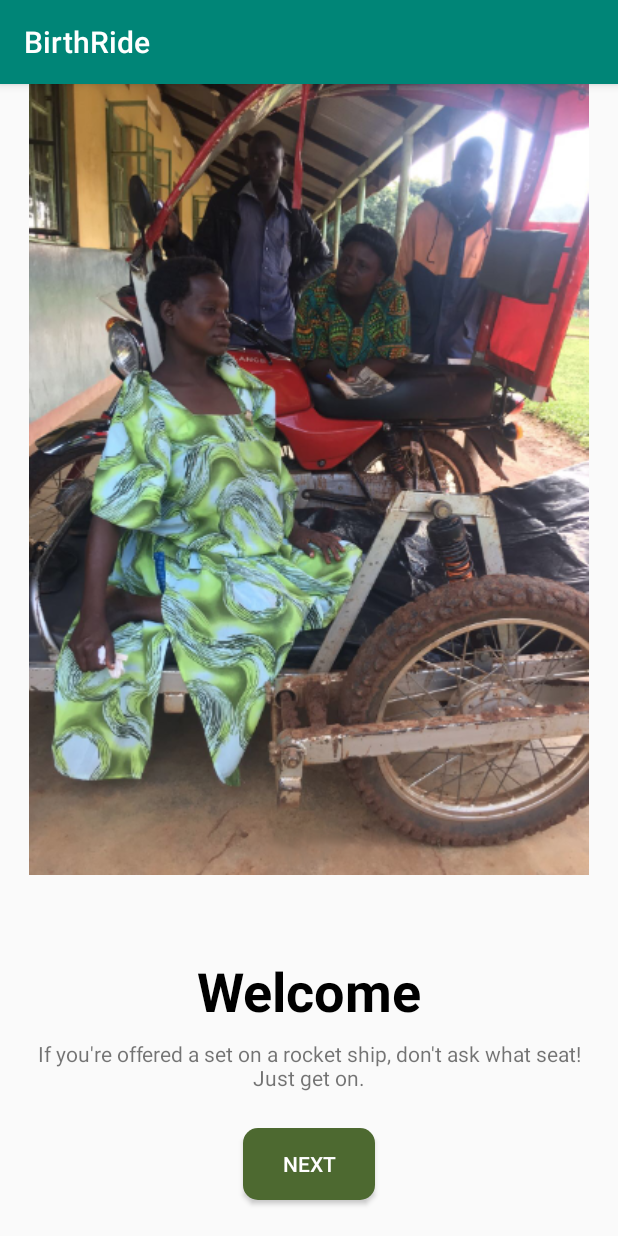
After one commit to labs11-uberambulance/labs11-uberAmbulanceAndroid, an Android app: the WelcomeActivity screen opened directly, with no data from a screen before it, on a phone screen of 412 x 824 dp. The commit adds this screen. Run offline under Robolectric (Android 15) with nearby library versions, the light colour scheme and no system bars.

Commit message:
Add Welcome activity with layout.

```diff
--- a/app/build.gradle
+++ b/app/build.gradle
@@ -24,7 +24,7 @@ android {
 
 dependencies {
     implementation fileTree(dir: 'libs', include: ['*.jar'])
-    implementation"org.jetbrains.kotlin:kotlin-stdlib-jdk7:$kotlin_version"
+    implementation "org.jetbrains.kotlin:kotlin-stdlib-jdk7:$kotlin_version"
     implementation 'com.android.support:appcompat-v7:28.0.0'
     implementation 'com.android.support:support-v4:28.0.0'
     implementation 'com.android.support:design:28.0.0'
--- a/app/src/main/AndroidManifest.xml
+++ b/app/src/main/AndroidManifest.xml
@@ -9,14 +9,15 @@
         android:roundIcon="@mipmap/ic_launcher_round"
         android:supportsRtl="true"
         android:theme="@style/AppTheme">
+        <activity android:name=".WelcomeActivity"></activity>
         <activity
             android:name=".MainActivity"
             android:label="@string/app_name"
             android:theme="@style/AppTheme.NoActionBar">
             <intent-filter>
-                <action android:name="android.intent.action.MAIN"/>
+                <action android:name="android.intent.action.MAIN" />
 
-                <category android:name="android.intent.category.LAUNCHER"/>
+                <category android:name="android.intent.category.LAUNCHER" />
             </intent-filter>
         </activity>
     </application>
--- /dev/null
+++ b/app/src/main/java/com/jbseppanen/birthride/WelcomeActivity.kt
@@ -0,0 +1,12 @@
+package com.jbseppanen.birthride
+
+import android.support.v7.app.AppCompatActivity
+import android.os.Bundle
+
+class WelcomeActivity : AppCompatActivity() {
+
+    override fun onCreate(savedInstanceState: Bundle?) {
+        super.onCreate(savedInstanceState)
+        setContentView(R.layout.activity_welcome)
+    }
+}
--- /dev/null
+++ b/app/src/main/res/drawable/button_background.xml
@@ -0,0 +1,7 @@
+<?xml version="1.0" encoding="utf-8"?>
+<shape xmlns:android="http://schemas.android.com/apk/res/android"
+    android:padding="10dp"
+    android:shape="rectangle">
+    <solid android:color="#4d6930" />
+    <corners android:radius="10dp" />
+</shape>
--- /dev/null
+++ b/app/src/main/res/layout/activity_welcome.xml
@@ -0,0 +1,57 @@
+<?xml version="1.0" encoding="utf-8"?>
+<android.support.constraint.ConstraintLayout xmlns:android="http://schemas.android.com/apk/res/android"
+    xmlns:app="http://schemas.android.com/apk/res-auto"
+    xmlns:tools="http://schemas.android.com/tools"
+    android:layout_width="match_parent"
+    android:layout_height="match_parent"
+    tools:context=".WelcomeActivity">
+
+    <ImageView
+        android:layout_width="match_parent"
+        android:layout_height="wrap_content"
+        android:src="@drawable/welcome"
+        app:layout_constraintTop_toTopOf="parent" />
+
+    <TextView
+        android:id="@+id/textView2"
+        android:layout_width="wrap_content"
+        android:layout_height="wrap_content"
+        android:layout_marginBottom="8dp"
+        android:text="Welcome"
+        android:textColor="@android:color/black"
+        android:textSize="36sp"
+        android:textStyle="bold"
+        app:layout_constraintBottom_toTopOf="@+id/textView3"
+        app:layout_constraintEnd_toEndOf="parent"
+        app:layout_constraintHorizontal_bias="0.5"
+        app:layout_constraintStart_toStartOf="parent" />
+
+    <TextView
+        android:id="@+id/textView3"
+        android:layout_width="match_parent"
+        android:layout_height="wrap_content"
+        android:layout_marginStart="24dp"
+        android:layout_marginEnd="24dp"
+        android:layout_marginBottom="24dp"
+        android:text="If you're offered a set on a rocket ship, don't ask what seat! Just get on."
+        android:textAlignment="center"
+        app:layout_constraintBottom_toTopOf="@+id/button"
+        app:layout_constraintEnd_toEndOf="parent"
+        app:layout_constraintHorizontal_bias="0.5"
+        app:layout_constraintStart_toStartOf="parent"
+        app:layout_goneMarginBottom="16dp" />
+
+    <Button
+        android:id="@+id/button"
+        android:layout_width="wrap_content"
+        android:layout_height="wrap_content"
+        android:layout_marginBottom="24dp"
+        android:background="@drawable/button_background"
+        android:text="NEXT"
+        android:textColor="@android:color/white"
+        app:layout_constraintBottom_toBottomOf="parent"
+        app:layout_constraintEnd_toEndOf="parent"
+        app:layout_constraintHorizontal_bias="0.5"
+        app:layout_constraintStart_toStartOf="parent" />
+
+</android.support.constraint.ConstraintLayout>
--- a/app/src/main/res/layout/content_main.xml
+++ b/app/src/main/res/layout/content_main.xml
@@ -1,21 +1,30 @@
 <?xml version="1.0" encoding="utf-8"?>
-<android.support.constraint.ConstraintLayout
-        xmlns:android="http://schemas.android.com/apk/res/android"
+<android.support.constraint.ConstraintLayout xmlns:android="http://schemas.android.com/apk/res/android"
+    xmlns:app="http://schemas.android.com/apk/res-auto"
     xmlns:tools="http://schemas.android.com/tools"
-        xmlns:app="http://schemas.android.com/apk/res-auto"
     android:layout_width="match_parent"
     android:layout_height="match_parent"
     app:layout_behavior="@string/appbar_scrolling_view_behavior"
-        tools:showIn="@layout/app_bar_main"
-        tools:context=".MainActivity">
+    tools:context=".MainActivity"
+    tools:showIn="@layout/app_bar_main">
 
-    <TextView
+    <Button
+        android:id="@+id/button_login"
         android:layout_width="wrap_content"
         android:layout_height="wrap_content"
-            android:text="Hello World!"
+        android:text="Login/Create Account"
         app:layout_constraintBottom_toBottomOf="parent"
         app:layout_constraintLeft_toLeftOf="parent"
         app:layout_constraintRight_toRightOf="parent"
-            app:layout_constraintTop_toTopOf="parent"/>
+        app:layout_constraintTop_toTopOf="parent" />
+
+    <Button
+        android:id="@+id/button_get_ride_now"
+        android:layout_width="wrap_content"
+        android:layout_height="wrap_content"
+        android:text="Request Ride Now"
+        app:layout_constraintLeft_toLeftOf="parent"
+        app:layout_constraintRight_toRightOf="parent"
+        app:layout_constraintTop_toBottomOf="@id/button_login" />
 
 </android.support.constraint.ConstraintLayout>
```
Also changed, not shown: app/src/main/res/drawable-v24/welcome.png (added). Lines whose indentation alone changed are shown as unchanged.
